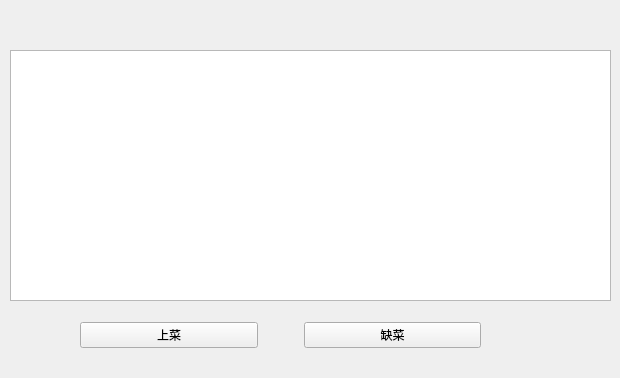
First picture: the form in OrderSys_Server/chefform.ui, repository littleblackdot/OrderSys, before the edit.
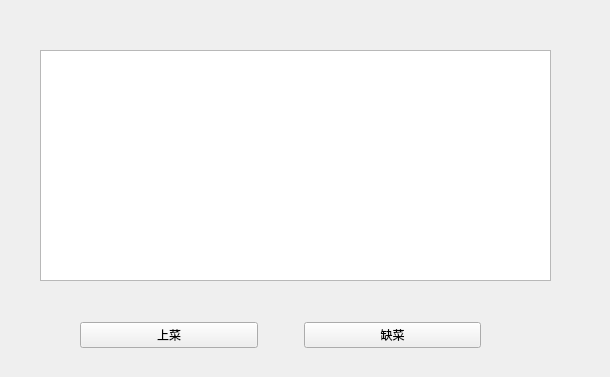
Second picture: the form after the edit.

What changed in the file:
```diff
--- a/OrderSys_Server/chefform.ui
+++ b/OrderSys_Server/chefform.ui
@@ -6,8 +6,8 @@
    <rect>
     <x>0</x>
     <y>0</y>
-    <width>620</width>
-    <height>378</height>
+    <width>610</width>
+    <height>377</height>
    </rect>
   </property>
   <property name="windowTitle">
@@ -29,14 +29,17 @@
   <widget class="QTableWidget" name="tableWidget">
    <property name="geometry">
     <rect>
-     <x>10</x>
+     <x>40</x>
      <y>50</y>
-     <width>601</width>
-     <height>251</height>
+     <width>511</width>
+     <height>231</height>
     </rect>
    </property>
+   <attribute name="horizontalHeaderDefaultSectionSize">
+    <number>100</number>
+   </attribute>
   </widget>
-  <widget class="QWidget" name="">
+  <widget class="QWidget" name="layoutWidget">
    <property name="geometry">
     <rect>
      <x>80</x>
```
